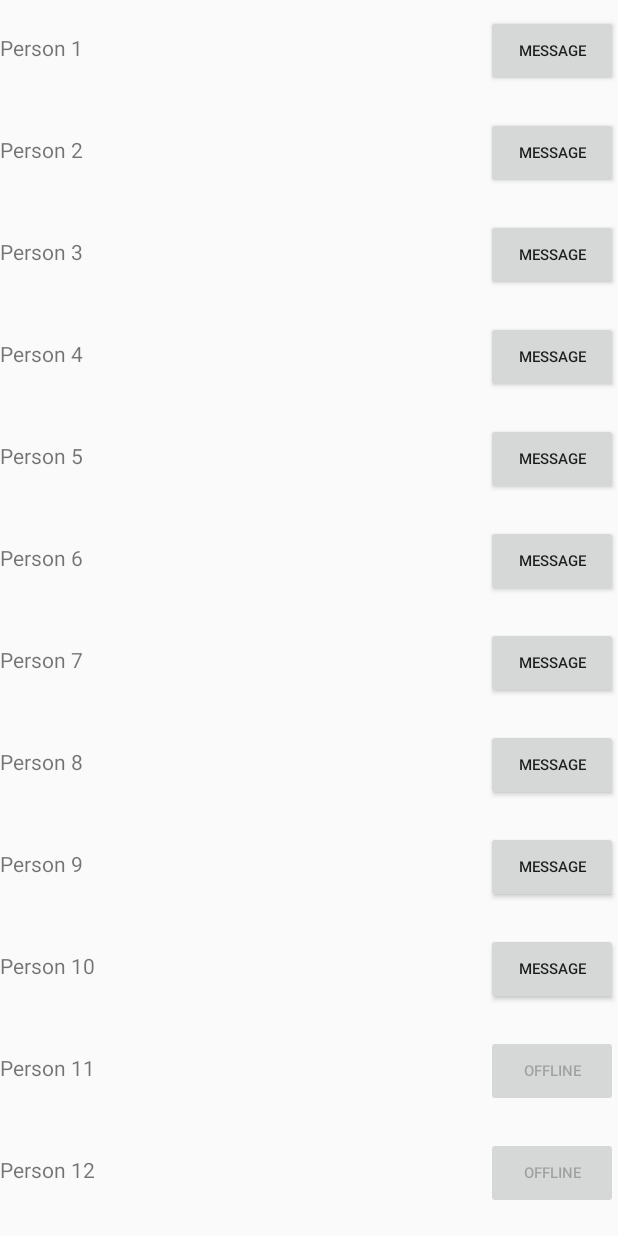
After one commit to draconware/FileManagementSystem, an Android app: the SearchFileList screen opened directly, with no data from a screen before it, on a phone screen of 412 x 824 dp. The commit adds this screen. Run offline under Robolectric (Android 15) with nearby library versions, the phone set to English and light mode, and no system bars; network calls fail.

Commit message:
revised adapter code and fileitems code

```diff
--- a/app/src/main/AndroidManifest.xml
+++ b/app/src/main/AndroidManifest.xml
@@ -29,6 +29,7 @@
         <activity android:name=".addfiledetails" />
         <activity android:name=".addresult" />
         <activity android:name=".searchFile" />
+        <activity android:name=".SearchFileList"></activity>
     </application>
 
 </manifest>
--- /dev/null
+++ b/app/src/main/java/com/example/android/filemanagementsystem/Adapter.java
@@ -0,0 +1,75 @@
+package com.example.android.filemanagementsystem;
+
+import android.content.Context;
+import android.support.v7.widget.RecyclerView;
+import android.view.LayoutInflater;
+import android.view.View;
+import android.view.ViewGroup;
+import android.widget.Button;
+import android.widget.TextView;
+
+import java.util.List;
+
+public class Adapter extends
+        RecyclerView.Adapter<Adapter.ViewHolder> {
+
+    // Provide a direct reference to each of the views within a data item
+    // Used to cache the views within the item layout for fast access
+    public class ViewHolder extends RecyclerView.ViewHolder {
+        // Your holder should contain a member variable
+        // for any view that will be set as you render a row
+        public TextView nameTextView;
+        public Button messageButton;
+
+        // We also create a constructor that accepts the entire item row
+        // and does the view lookups to find each subview
+        public ViewHolder(View itemView) {
+            // Stores the itemView in a public final member variable that can be used
+            // to access the context from any ViewHolder instance.
+            super(itemView);
+
+            nameTextView = (TextView) itemView.findViewById(R.id.contact_name);
+            messageButton = (Button) itemView.findViewById(R.id.message_button);
+        }
+    }
+
+    private List<FileItems> mContacts;
+
+    // Pass in the contact array into the constructor
+    public Adapter(List<FileItems> contacts) {
+        mContacts = contacts;
+    }
+
+    @Override
+    public Adapter.ViewHolder onCreateViewHolder(ViewGroup parent, int viewType) {
+        Context context = parent.getContext();
+        LayoutInflater inflater = LayoutInflater.from(context);
+
+        // Inflate the custom layout
+        View v = inflater.inflate(R.layout.items, parent, false);
+
+        // Return a new holder instance
+        ViewHolder viewHolder = new ViewHolder(v);
+        return viewHolder;
+    }
+
+    // Involves populating data into the item through holder
+    @Override
+    public void onBindViewHolder(Adapter.ViewHolder viewHolder, int position) {
+        // Get the data model based on position
+        FileItems fileItems = mContacts.get(position);
+
+        // Set item views based on your views and data model
+        TextView textView = viewHolder.nameTextView;
+        textView.setText(fileItems.getName());
+        Button button = viewHolder.messageButton;
+        button.setText(fileItems.isOnline() ? "Message" : "Offline");
+        button.setEnabled(fileItems.isOnline());
+    }
+
+    // Returns the total count of items in the list
+    @Override
+    public int getItemCount() {
+        return mContacts.size();
+    }
+}
--- /dev/null
+++ b/app/src/main/java/com/example/android/filemanagementsystem/FileItems.java
@@ -0,0 +1,33 @@
+package com.example.android.filemanagementsystem;
+
+import java.util.ArrayList;
+
+public class FileItems {
+    private String mName;
+    private boolean mOnline;
+
+    public FileItems(String name, boolean online) {
+        mName = name;
+        mOnline = online;
+    }
+
+    public String getName() {
+        return mName;
+    }
+
+    public boolean isOnline() {
+        return mOnline;
+    }
+
+    private static int lastContactId = 0;
+
+    public static ArrayList<FileItems> createContactsList(int numContacts) {
+        ArrayList<FileItems> fileItems = new ArrayList<FileItems>();
+
+        for (int i = 1; i <= numContacts; i++) {
+            fileItems.add(new FileItems("Person " + ++lastContactId, i <= numContacts / 2));
+        }
+
+        return fileItems;
+    }
+}
--- /dev/null
+++ b/app/src/main/java/com/example/android/filemanagementsystem/SearchFileList.java
@@ -0,0 +1,30 @@
+package com.example.android.filemanagementsystem;
+
+import android.support.v7.app.AppCompatActivity;
+import android.os.Bundle;
+import android.support.v7.widget.LinearLayoutManager;
+import android.support.v7.widget.RecyclerView;
+
+import java.util.ArrayList;
+
+public class SearchFileList extends AppCompatActivity {
+
+    ArrayList<FileItems> fileItems;
+
+    @Override
+    protected void onCreate(Bundle savedInstanceState) {
+        super.onCreate(savedInstanceState);
+        setContentView(R.layout.activity_search_file_list);
+
+        RecyclerView rvContacts = (RecyclerView) findViewById(R.id.rvContacts);
+
+        // Initialize contacts
+        fileItems = FileItems.createContactsList(20);
+        // Create adapter passing in the sample user data
+        Adapter adapter = new Adapter(fileItems);
+        // Attach the adapter to the recyclerview to populate items
+        rvContacts.setAdapter(adapter);
+        // Set layout manager to position the items
+        rvContacts.setLayoutManager(new LinearLayoutManager(this));
+    }
+}
--- a/app/src/main/java/com/example/android/filemanagementsystem/searchFile.java
+++ b/app/src/main/java/com/example/android/filemanagementsystem/searchFile.java
@@ -12,4 +12,9 @@ public class searchFile extends AppCompatActivity {
         setContentView(R.layout.activity_search_file);
     }
 
+    public void searchfiletab(){
+        Intent i = new Intent(this,SearchFileList.class);
+        startActivity(i);
+    }
+
 }
--- a/app/src/main/res/layout/activity_search_file.xml
+++ b/app/src/main/res/layout/activity_search_file.xml
@@ -15,7 +15,10 @@
         android:layout_marginStart="27dp"
         android:layout_marginTop="163dp"
         android:text="File ID :"
-        android:textSize="20sp" />
+        android:textSize="20sp"
+        android:layout_alignParentLeft="true"
+        android:layout_marginLeft="27dp"
+        tools:ignore="RtlCompat" />
 
     <TextView
         android:id="@+id/textView8"
@@ -71,5 +74,7 @@
         android:layout_alignParentBottom="true"
         android:layout_centerHorizontal="true"
         android:layout_marginBottom="65dp"
-        android:text="SEARCH" />
+        android:text="SEARCH"
+        android:onClick="searchfiletab"
+        tools:ignore="OnClick" />
 </RelativeLayout>
--- /dev/null
+++ b/app/src/main/res/layout/activity_search_file_list.xml
@@ -0,0 +1,16 @@
+<?xml version="1.0" encoding="utf-8"?>
+<android.support.constraint.ConstraintLayout xmlns:android="http://schemas.android.com/apk/res/android"
+    xmlns:app="http://schemas.android.com/apk/res-auto"
+    android:layout_width="match_parent"
+    android:layout_height="match_parent">
+
+    <android.support.v7.widget.RecyclerView
+        android:id="@+id/rvContacts"
+        android:layout_width="0dp"
+        android:layout_height="0dp"
+        app:layout_constraintBottom_toBottomOf="parent"
+        app:layout_constraintEnd_toEndOf="parent"
+        app:layout_constraintStart_toStartOf="parent"
+        app:layout_constraintTop_toTopOf="parent" />
+
+</android.support.constraint.ConstraintLayout>
--- /dev/null
+++ b/app/src/main/res/layout/items.xml
@@ -0,0 +1,26 @@
+<?xml version="1.0" encoding="utf-8"?>
+<LinearLayout
+    xmlns:android="http://schemas.android.com/apk/res/android"
+    android:orientation="horizontal"
+    android:layout_width="match_parent"
+    android:layout_height="wrap_content"
+    android:paddingTop="10dp"
+    android:paddingBottom="10dp"
+    >
+
+    <TextView
+        android:id="@+id/contact_name"
+        android:layout_width="0dp"
+        android:layout_height="wrap_content"
+        android:layout_weight="1"
+        />
+
+    <Button
+        android:id="@+id/message_button"
+        android:layout_width="wrap_content"
+        android:layout_height="wrap_content"
+        android:paddingLeft="16dp"
+        android:paddingRight="16dp"
+        android:textSize="10sp"
+        />
+</LinearLayout>
```
